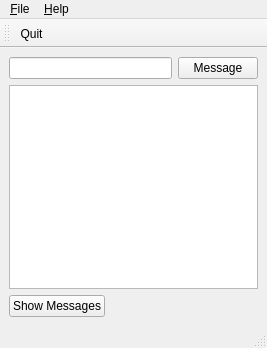
The window that assets/ui/playground_main_window.ui (joaonc/qt_playground) describes before a commit, drawn with Qt 5.
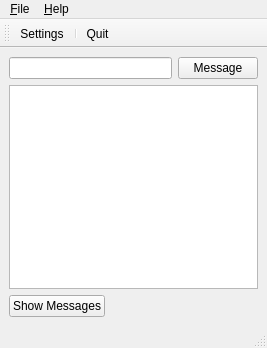
The same window after the commit. Icons and pictures are not drawn.

Commit message: settings icon and action

Patch:
```diff
--- a/assets/ui/playground_main_window.ui
+++ b/assets/ui/playground_main_window.ui
@@ -101,6 +101,8 @@
    <attribute name="toolBarBreak">
     <bool>false</bool>
    </attribute>
+   <addaction name="action_settings"/>
+   <addaction name="separator"/>
    <addaction name="action_quit"/>
   </widget>
   <action name="action_about">
@@ -138,6 +140,15 @@
     <string>About &amp;Qt</string>
    </property>
   </action>
+  <action name="action_settings">
+   <property name="icon">
+    <iconset resource="../resources.qrc">
+     <normaloff>:/images/settings_icon.png</normaloff>:/images/settings_icon.png</iconset>
+   </property>
+   <property name="text">
+    <string>&amp;Settings</string>
+   </property>
+  </action>
  </widget>
  <resources>
   <include location="../resources.qrc"/>
```
Left out of the diff: 2 changed lines with no effect on the pictures. The commit also changes 4 other files.
